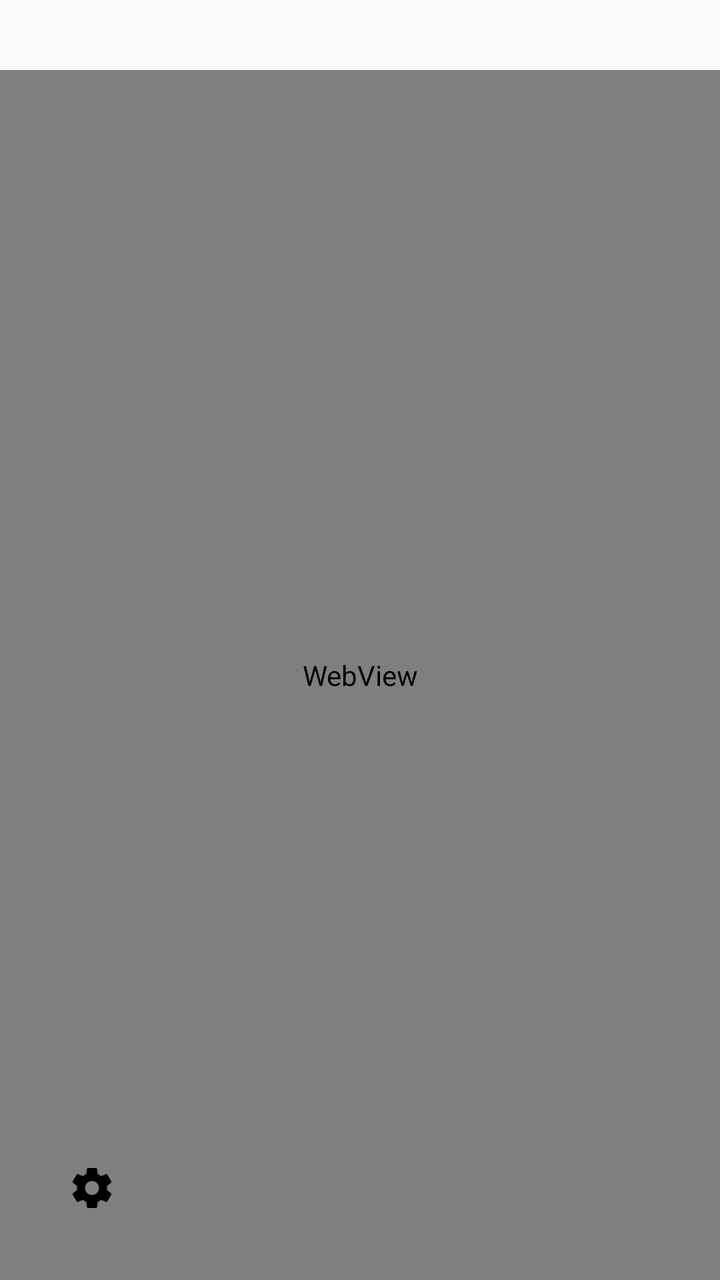
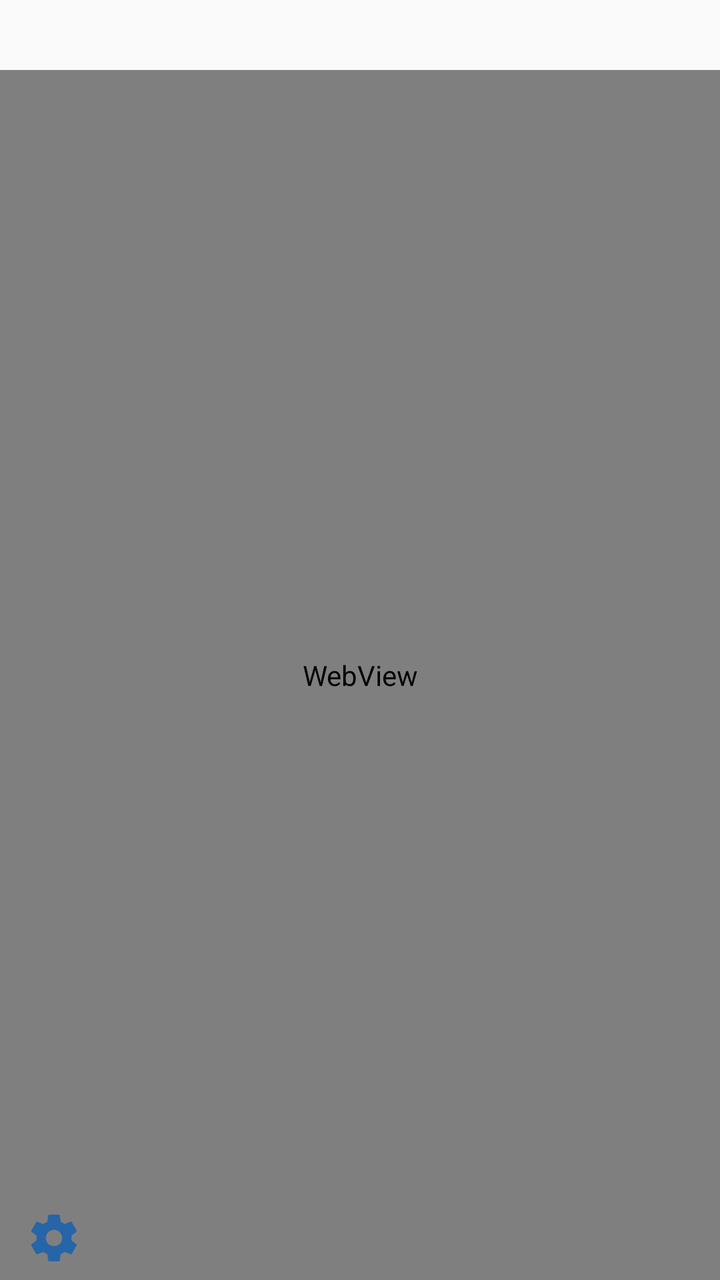

Compare the two renders of this Android layout. The source of the first and the diff that turns it into the second are given below.
<!-- AndroidManifest.xml: activity theme Theme.AppCompat.Light -->
<!-- res/layout/activity_main.xml -->
<?xml version="1.0" encoding="utf-8"?>
<RelativeLayout xmlns:android="http://schemas.android.com/apk/res/android"
    android:layout_width="match_parent"
    android:layout_height="match_parent">

    <WebView
        android:id="@+id/webview"
        android:layout_width="match_parent"
        android:layout_height="match_parent"
        android:layout_below="@id/topBar" />

    <LinearLayout
        android:id="@+id/topBar"
        android:layout_width="match_parent"
        android:layout_height="wrap_content"
        android:orientation="horizontal"
        android:padding="8dp">

        <TextView
            android:id="@+id/urlField"
            android:layout_width="wrap_content"
            android:layout_height="wrap_content"
            android:autofillHints=""/>

    </LinearLayout>


    <ImageButton
        android:id="@+id/settingsButton"
        android:layout_width="60dp"
        android:layout_height="60dp"
        android:layout_alignParentBottom="true"
        android:layout_margin="16dp"
        android:src="@drawable/ic_settings"
        android:contentDescription="@string/settings_title"
        android:background="#00FFFFFF" />

</RelativeLayout>
<!-- resources referenced by this layout -->
<resources>
  <!-- drawable ic_settings (drawable) -->
  <vector xmlns:android="http://schemas.android.com/apk/res/android"
          android:width="24dp"
          android:height="24dp"
          android:viewportWidth="24.0"
          android:viewportHeight="24.0">
      <path
          android:fillColor="#FF000000"
          android:pathData="M19.43,12.98c0.04,-0.32 0.07,-0.64 0.07,-0.98s-0.03,-0.66 -0.07,-0.98l2.11,-1.65c0.19,-0.15 0.24,-0.42 0.12,-0.64l-2,-3.46c-0.12,-0.22 -0.39,-0.3 -0.61,-0.22l-2.49,1c-0.52,-0.4 -1.08,-0.73 -1.69,-0.98l-0.38,-2.65C14.46,2.18 14.25,2 14,2h-4c-0.25,0 -0.46,0.18 -0.49,0.42l-0.38,2.65c-0.61,0.25 -1.17,0.59 -1.69,0.98l-2.49,-1c-0.23,-0.09 -0.49,0 -0.61,0.22l-2,3.46c-0.13,0.22 -0.07,0.49 0.12,0.64l2.11,1.65c-0.04,0.32 -0.07,0.65 -0.07,0.98s0.03,0.66 0.07,0.98l-2.11,1.65c-0.19,0.15 -0.24,0.42 -0.12,0.64l2,3.46c0.12,0.22 0.39,0.3 0.61,0.22l2.49,-1c0.52,0.4 1.08,0.73 1.69,0.98l0.38,2.65c0.03,0.24 0.24,0.42 0.49,0.42h4c0.25,0 0.46,-0.18 0.49,-0.42l0.38,-2.65c0.61,-0.25 1.17,-0.59 1.69,-0.98l2.49,1c0.23,0.09 0.49,0 0.61,-0.22l2,-3.46c0.12,-0.22 0.07,-0.49 -0.12,-0.64l-2.11,-1.65zM12,15.5c-1.93,0 -3.5,-1.57 -3.5,-3.5s1.57,-3.5 3.5,-3.5 3.5,1.57 3.5,3.5 -1.57,3.5 -3.5,3.5z"/>
  </vector>
  <string name="settings_title">Настройки</string>
</resources>

<!-- the commit's change to res/layout/activity_main.xml (unified diff, before → after) -->
@@ -27,12 +27,13 @@
 
     <ImageButton
         android:id="@+id/settingsButton"
-        android:layout_width="60dp"
-        android:layout_height="60dp"
+        android:layout_width="28dp"
+        android:layout_height="28dp"
         android:layout_alignParentBottom="true"
-        android:layout_margin="16dp"
-        android:src="@drawable/ic_settings"
+        android:layout_marginStart="13dp"
+        android:layout_marginBottom="7dp"
+        android:background="#00FFFFFF"
         android:contentDescription="@string/settings_title"
-        android:background="#00FFFFFF" />
+        android:src="@drawable/ic_settings" />
 
 </RelativeLayout>
<!-- resource entries referenced after the edit -->
@@ -2,12 +2,12 @@
 <resources>
   <!-- drawable ic_settings (drawable) -->
   <vector xmlns:android="http://schemas.android.com/apk/res/android"
-          android:width="24dp"
-          android:height="24dp"
+          android:width="28dp"
+          android:height="28dp"
           android:viewportWidth="24.0"
           android:viewportHeight="24.0">
       <path
-          android:fillColor="#FF000000"
+          android:fillColor="#2665A8"
           android:pathData="M19.43,12.98c0.04,-0.32 0.07,-0.64 0.07,-0.98s-0.03,-0.66 -0.07,-0.98l2.11,-1.65c0.19,-0.15 0.24,-0.42 0.12,-0.64l-2,-3.46c-0.12,-0.22 -0.39,-0.3 -0.61,-0.22l-2.49,1c-0.52,-0.4 -1.08,-0.73 -1.69,-0.98l-0.38,-2.65C14.46,2.18 14.25,2 14,2h-4c-0.25,0 -0.46,0.18 -0.49,0.42l-0.38,2.65c-0.61,0.25 -1.17,0.59 -1.69,0.98l-2.49,-1c-0.23,-0.09 -0.49,0 -0.61,0.22l-2,3.46c-0.13,0.22 -0.07,0.49 0.12,0.64l2.11,1.65c-0.04,0.32 -0.07,0.65 -0.07,0.98s0.03,0.66 0.07,0.98l-2.11,1.65c-0.19,0.15 -0.24,0.42 -0.12,0.64l2,3.46c0.12,0.22 0.39,0.3 0.61,0.22l2.49,-1c0.52,0.4 1.08,0.73 1.69,0.98l0.38,2.65c0.03,0.24 0.24,0.42 0.49,0.42h4c0.25,0 0.46,-0.18 0.49,-0.42l0.38,-2.65c0.61,-0.25 1.17,-0.59 1.69,-0.98l2.49,1c0.23,0.09 0.49,0 0.61,-0.22l2,-3.46c0.12,-0.22 0.07,-0.49 -0.12,-0.64l-2.11,-1.65zM12,15.5c-1.93,0 -3.5,-1.57 -3.5,-3.5s1.57,-3.5 3.5,-3.5 3.5,1.57 3.5,3.5 -1.57,3.5 -3.5,3.5z"/>
   </vector>
   <string name="settings_title">Настройки</string>
